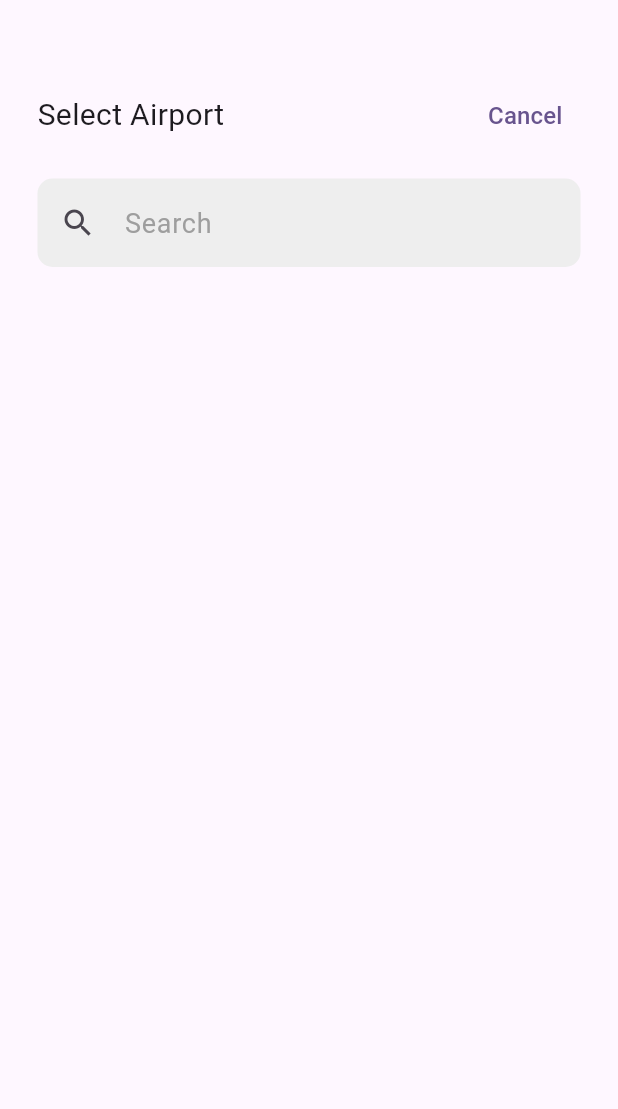
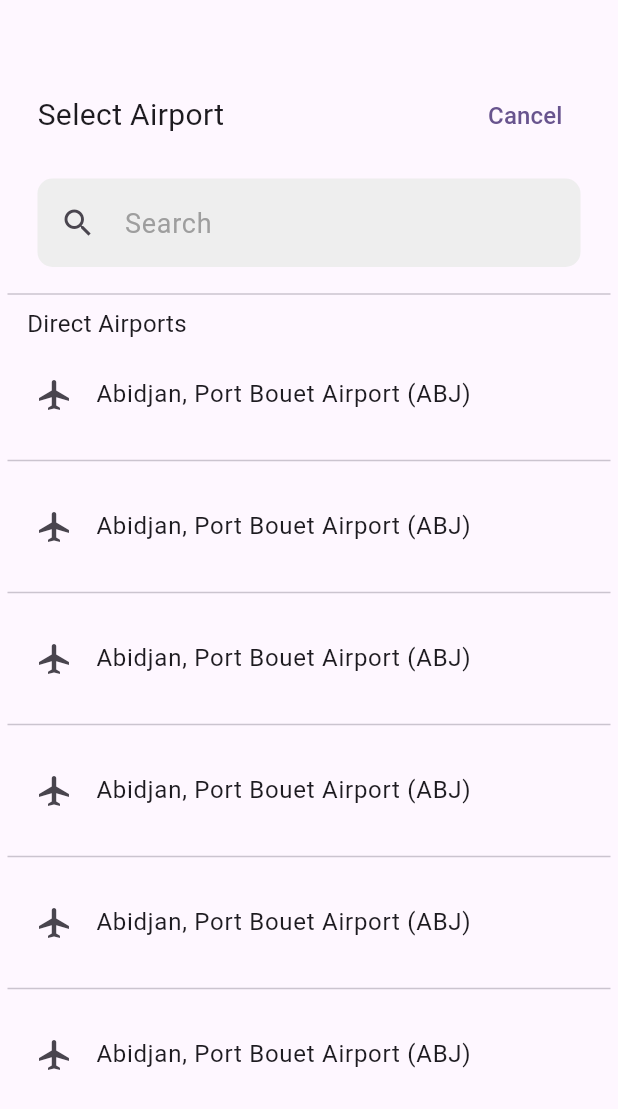
Before and after one commit to ihsahm/flutter-guzogo-test-app, a Flutter app: the HomePage screen opened directly, after a tap on "Search Flights", on a phone screen of 412 x 824 dp. Shown: the top 1109 px of the screen. Run offline on Flutter 3.47's test engine with Material 2 defaults, Android fonts, the phone set to English and light mode, and no system bars; our stand-ins replace bloc, equatable, firebase_auth, fluttericon; accounts and stored records are empty.

Commit message:
Second Commit

```diff
--- a/lib/views/homepage.dart
+++ b/lib/views/homepage.dart
@@ -31,6 +31,10 @@ class _HomePageState extends State<HomePage> {
         children: [
           topStack(),
           bottomStack(),
+          const Divider(
+            thickness: 1,
+            color: Colors.grey,
+          ),
           bottomButton(),
         ],
       ),
@@ -209,10 +213,8 @@ class _HomePageState extends State<HomePage> {
                   ),
                 ],
               ),
-              const Divider(
-                thickness: 1,
-                height: 2,
-                color: Colors.grey,
+              const SizedBox(
+                height: 10,
               ),
               const Text(
                 "Cabin Class",
@@ -255,6 +257,9 @@ class _HomePageState extends State<HomePage> {
                     ],
                   ),
                 ],
+              ),
+              const SizedBox(
+                height: 10,
               ),
               const Text(
                 "Passengers",
--- a/lib/views/searchpage.dart
+++ b/lib/views/searchpage.dart
@@ -12,7 +12,18 @@ class _SearchPageState extends State<SearchPage> {
   Widget build(BuildContext context) {
     return Scaffold(
       body: Column(
-        children: [searchBar()],
+        children: [
+          searchBar(),
+          const SizedBox(
+            height: 10,
+          ),
+          const Divider(
+            endIndent: 5,
+            indent: 5,
+            thickness: 1,
+          ),
+          searchList()
+        ],
       ),
     );
   }
@@ -36,7 +47,9 @@ class _SearchPageState extends State<SearchPage> {
                       "Cancel",
                       style: TextStyle(fontSize: 16),
                     ),
-                    onPressed: () {},
+                    onPressed: () {
+                      Navigator.pop(context);
+                    },
                   )
                 ]),
           ),
@@ -69,4 +82,35 @@ class _SearchPageState extends State<SearchPage> {
       ),
     );
   }
+
+  Widget searchList() {
+    return Column(
+      crossAxisAlignment: CrossAxisAlignment.start,
+      children: [
+        const Padding(
+          padding: EdgeInsets.only(left: 18.0),
+          child: Text(
+            "Direct Airports",
+            style: TextStyle(fontSize: 16),
+          ),
+        ),
+        ListView.separated(
+            shrinkWrap: true,
+            scrollDirection: Axis.vertical,
+            separatorBuilder: (context, index) => const Divider(
+                  endIndent: 5,
+                  indent: 5,
+                  thickness: 1,
+                ),
+            itemCount: 6,
+            itemBuilder: (context, index) => const Padding(
+                  padding: EdgeInsets.all(8.0),
+                  child: ListTile(
+                    leading: Icon(Icons.airplanemode_active),
+                    title: Text("Abidjan, Port Bouet Airport (ABJ)"),
+                  ),
+                ))
+      ],
+    );
+  }
 }
```
